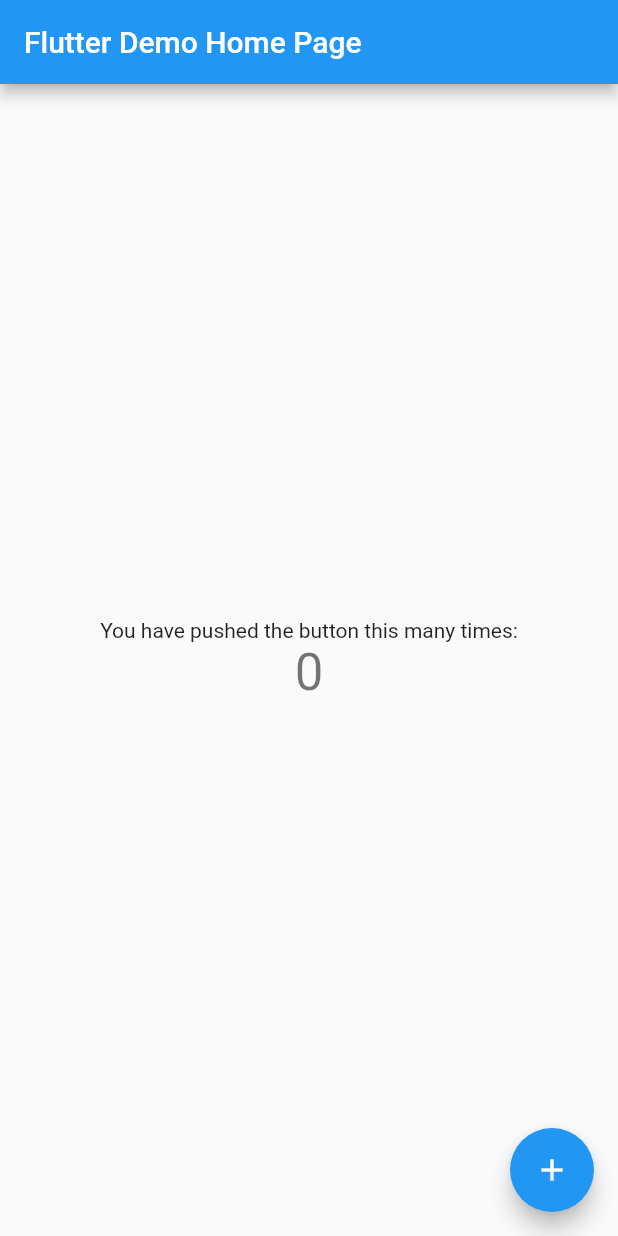
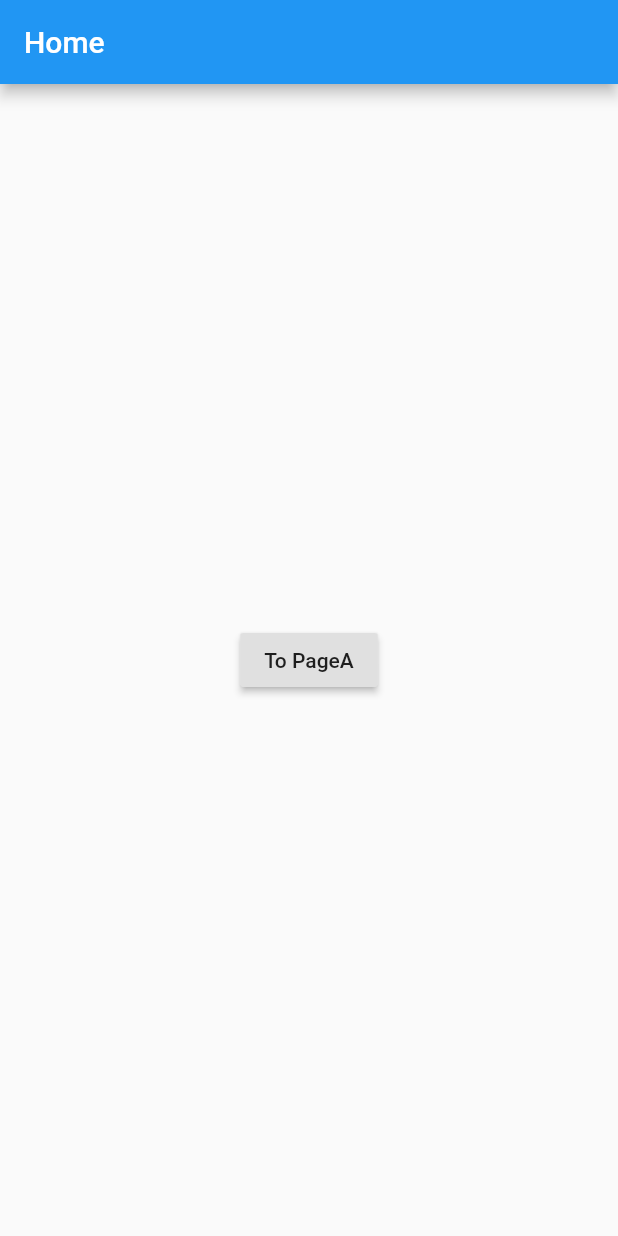
Before and after one commit to shiwenwen/annotation_fluro, a Flutter app: the screen it shows after launch, on a phone screen of 412 x 824 dp. Run offline on Flutter 3.47's test engine with Material 2 defaults, Android fonts, the phone set to English and light mode, and no system bars; our stand-ins replace fluro; missing offline and left inert: analyzer, build, mustache4dart, source_gen.

Commit message:
添加测试页面

```diff
--- a/example/lib/main.dart
+++ b/example/lib/main.dart
@@ -6,117 +6,37 @@ void main() {
   runApp(MyApp());
 }
 
-Widget handler(BuildContext _, Map<String, List<String>> params) => MyApp();
-
-@FRoute(routePath: '/app', handlerFunc: handler)
 class MyApp extends StatelessWidget {
-  // This widget is the root of your application.
+  MyApp() {
+    Router router = Router();
+  }
   @override
   Widget build(BuildContext context) {
     return MaterialApp(
       title: 'Flutter Demo',
       theme: ThemeData(
-        // This is the theme of your application.
-        //
-        // Try running your application with "flutter run". You'll see the
-        // application has a blue toolbar. Then, without quitting the app, try
-        // changing the primarySwatch below to Colors.green and then invoke
-        // "hot reload" (press "r" in the console where you ran "flutter run",
-        // or simply save your changes to "hot reload" in a Flutter IDE).
-        // Notice that the counter didn't reset back to zero; the application
-        // is not restarted.
         primarySwatch: Colors.blue,
-        // This makes the visual density adapt to the platform that you run
-        // the app on. For desktop platforms, the controls will be smaller and
-        // closer together (more dense) than on mobile platforms.
         visualDensity: VisualDensity.adaptivePlatformDensity,
       ),
-      home: MyHomePage(title: 'Flutter Demo Home Page'),
+      home: MyHomePage(),
     );
   }
 }
 
-class MyHomePage extends StatefulWidget {
-  MyHomePage({Key key, this.title}) : super(key: key);
-
-  // This widget is the home page of your application. It is stateful, meaning
-  // that it has a State object (defined below) that contains fields that affect
-  // how it looks.
-
-  // This class is the configuration for the state. It holds the values (in this
-  // case the title) provided by the parent (in this case the App widget) and
-  // used by the build method of the State. Fields in a Widget subclass are
-  // always marked "final".
-
-  final String title;
-
-  @override
-  _MyHomePageState createState() => _MyHomePageState();
-}
-
-class _MyHomePageState extends State<MyHomePage> {
-  int _counter = 0;
-
-  void _incrementCounter() {
-    setState(() {
-      // This call to setState tells the Flutter framework that something has
-      // changed in this State, which causes it to rerun the build method below
-      // so that the display can reflect the updated values. If we changed
-      // _counter without calling setState(), then the build method would not be
-      // called again, and so nothing would appear to happen.
-      _counter++;
-    });
-  }
-
+@FRoute(routePath: '/home')
+class MyHomePage extends StatelessWidget {
   @override
   Widget build(BuildContext context) {
-    // This method is rerun every time setState is called, for instance as done
-    // by the _incrementCounter method above.
-    //
-    // The Flutter framework has been optimized to make rerunning build methods
-    // fast, so that you can just rebuild anything that needs updating rather
-    // than having to individually change instances of widgets.
     return Scaffold(
       appBar: AppBar(
-        // Here we take the value from the MyHomePage object that was created by
-        // the App.build method, and use it to set our appbar title.
-        title: Text(widget.title),
+        title: Text('Home'),
       ),
       body: Center(
-        // Center is a layout widget. It takes a single child and positions it
-        // in the middle of the parent.
-        child: Column(
-          // Column is also a layout widget. It takes a list of children and
-          // arranges them vertically. By default, it sizes itself to fit its
-          // children horizontally, and tries to be as tall as its parent.
-          //
-          // Invoke "debug painting" (press "p" in the console, choose the
-          // "Toggle Debug Paint" action from the Flutter Inspector in Android
-          // Studio, or the "Toggle Debug Paint" command in Visual Studio Code)
-          // to see the wireframe for each widget.
-          //
-          // Column has various properties to control how it sizes itself and
-          // how it positions its children. Here we use mainAxisAlignment to
-          // center the children vertically; the main axis here is the vertical
-          // axis because Columns are vertical (the cross axis would be
-          // horizontal).
-          mainAxisAlignment: MainAxisAlignment.center,
-          children: <Widget>[
-            Text(
-              'You have pushed the button this many times:',
-            ),
-            Text(
-              '$_counter',
-              style: Theme.of(context).textTheme.headline4,
-            ),
-          ],
+        child: RaisedButton(
+          child: Text('To PageA'),
+          onPressed: () {},
         ),
       ),
-      floatingActionButton: FloatingActionButton(
-        onPressed: _incrementCounter,
-        tooltip: 'Increment',
-        child: Icon(Icons.add),
-      ), // This trailing comma makes auto-formatting nicer for build methods.
     );
   }
 }
--- /dev/null
+++ b/example/lib/page_b.dart
@@ -0,0 +1,3 @@
+/// page_b
+/// Created by smindu-sww on 2020/7/14
+import 'package:flutter/material.dart';
```
Also changed, not shown: example/lib/page_a.dart (added, +22 -0 lines).
